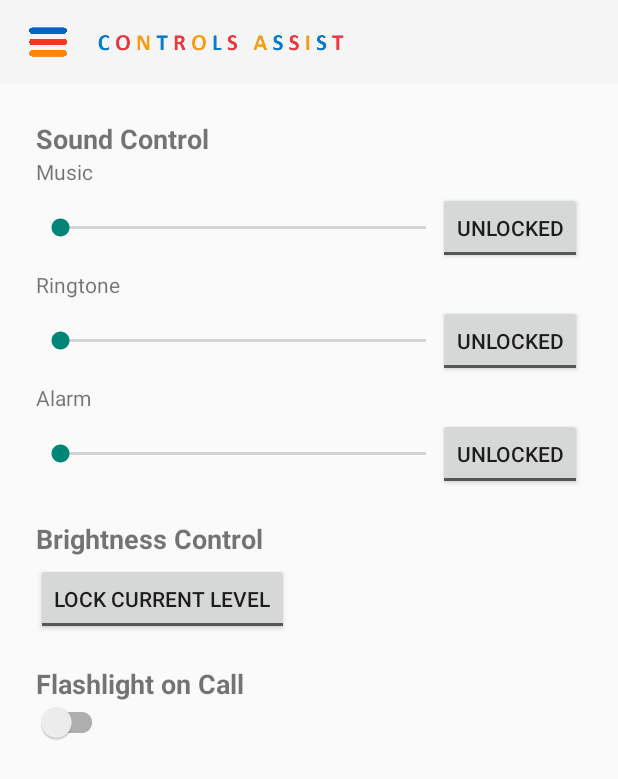
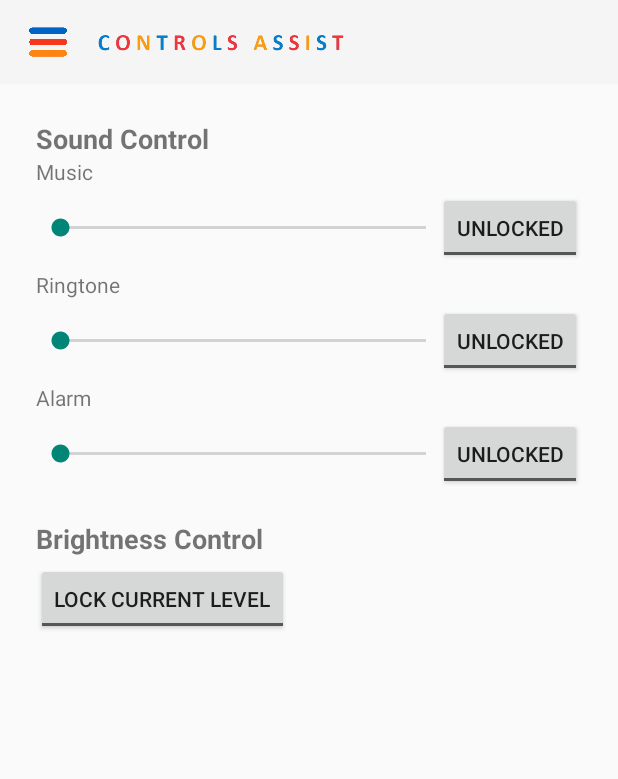
Before and after one commit to Nikhil-K09/controls-assist, an Android app: the screen it shows after launch (MainActivity), on a phone screen of 412 x 824 dp. Shown: the top 779 px of the screen. Run offline under Robolectric (Android 15) with nearby library versions, the phone set to English and light mode, and no system bars.

Commit message:
version v 0.1

```diff
--- a/app/src/main/AndroidManifest.xml
+++ b/app/src/main/AndroidManifest.xml
@@ -10,6 +10,9 @@
 
 
     <uses-permission android:name="android.permission.MODIFY_AUDIO_SETTINGS" />
+
+    <!-- Required for using camera flash on newer Android versions -->
+    <uses-feature android:name="android.hardware.camera.flash" android:required="false" />
     <uses-permission android:name="android.permission.CAMERA" />
     <uses-permission android:name="android.permission.FLASHLIGHT" tools:ignore="ProtectedPermissions" />
     <uses-permission android:name="android.permission.READ_PHONE_STATE" />
--- a/app/src/main/java/com/example/controlsassist/MainActivity.kt
+++ b/app/src/main/java/com/example/controlsassist/MainActivity.kt
@@ -147,7 +147,6 @@ class MainActivity : AppCompatActivity() {
         binding.toggleBrightness.setOnCheckedChangeListener { _, isChecked ->
             brightnessControl.locked = isChecked
             if (isChecked) {
-                // Lock the currently set brightness
                 brightnessControl.targetBrightness = Settings.System.getInt(
                     contentResolver, Settings.System.SCREEN_BRIGHTNESS, 125
                 )
@@ -157,7 +156,6 @@ class MainActivity : AppCompatActivity() {
             }
         }
     }
-
 
     private fun enforceBrightness() {
         brightnessRunnable = object : Runnable {
@@ -187,7 +185,6 @@ class MainActivity : AppCompatActivity() {
         handler.post(brightnessRunnable!!)
     }
 
-
     private fun applyBrightness(brightness: Int) {
         val layoutParams = window.attributes
         layoutParams.screenBrightness = brightness / 255f
--- a/app/src/main/res/layout/activity_main.xml
+++ b/app/src/main/res/layout/activity_main.xml
@@ -181,31 +181,9 @@
                     </LinearLayout>
                 </LinearLayout>
 
-
-                <!-- FLASHLIGHT SECTION -->
-                <LinearLayout
-                    android:layout_width="match_parent"
-                    android:layout_height="wrap_content"
-                    android:orientation="vertical"
-                    android:padding="8dp">
-                    <TextView
-                        android:layout_width="wrap_content"
-                        android:layout_height="wrap_content"
-                        android:text="Flashlight on Call"
-                        android:textStyle="bold"
-                        android:textSize="18sp" />
-                    <com.google.android.material.switchmaterial.SwitchMaterial
-                        android:id="@+id/switch_flashlight"
-                        android:layout_width="wrap_content"
-                        android:layout_height="wrap_content" />
-                </LinearLayout>
             </LinearLayout>
         </ScrollView>
-
-
-
     </LinearLayout>
-
 
     <!-- Navigation Drawer -->
     <com.google.android.material.navigation.NavigationView
```
Also changed, not shown: app/src/main/java/com/example/controlsassist/ControlService.kt (+30 -10 lines).
